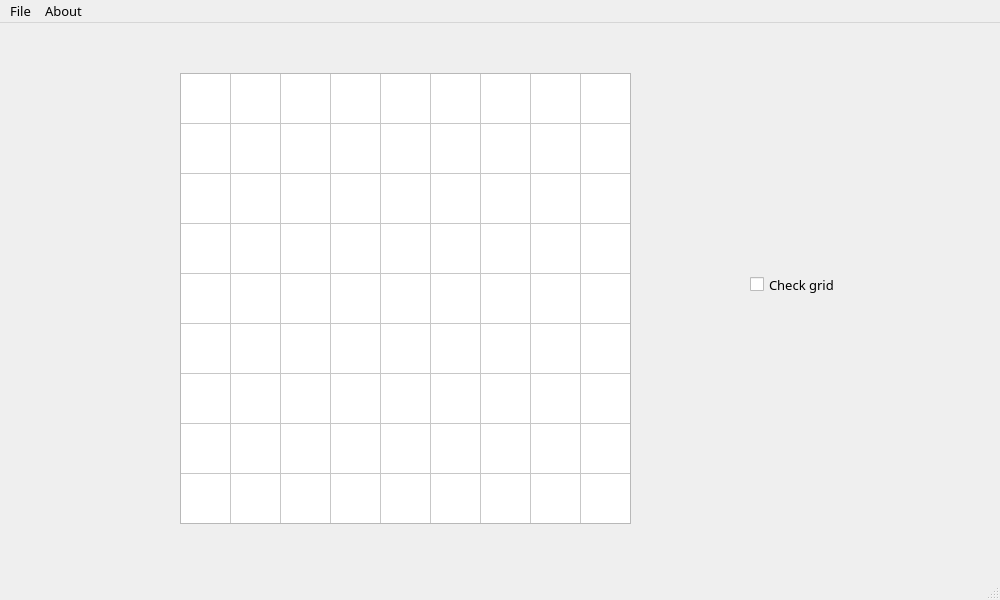
Qt form src/forms/sudokuwindow.ui (Gregoire-perso/skydocu) before a commit.
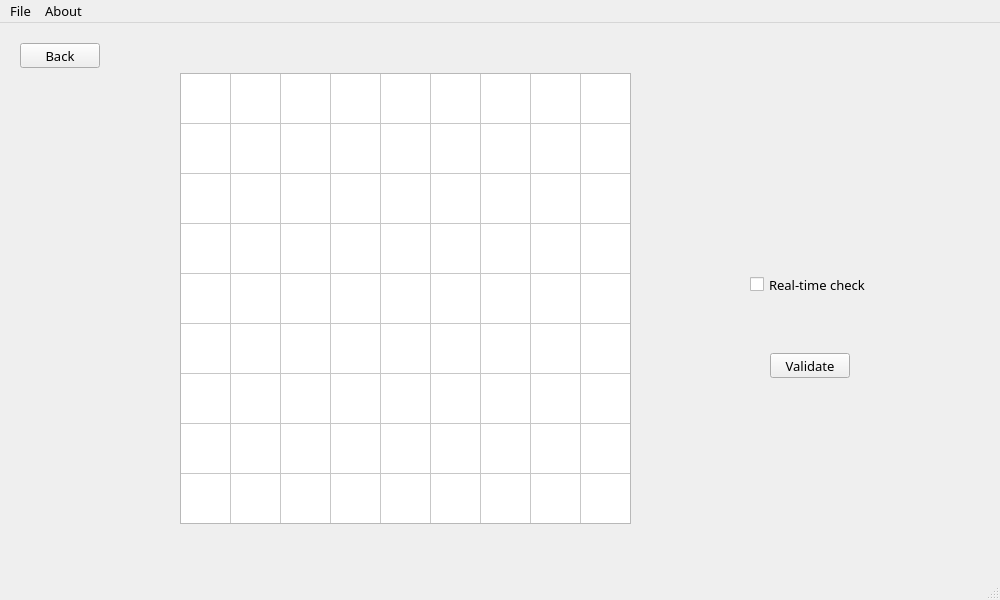
The same form after that commit.

Commit message: Ugh. Bad rebase.

```diff
--- a/src/forms/sudokuwindow.ui
+++ b/src/forms/sudokuwindow.ui
@@ -176,12 +176,38 @@
      <rect>
       <x>750</x>
       <y>250</y>
-      <width>101</width>
+      <width>141</width>
       <height>23</height>
      </rect>
     </property>
     <property name="text">
-     <string>Check grid</string>
+     <string>Real-time check</string>
+    </property>
+   </widget>
+   <widget class="QPushButton" name="validateButton">
+    <property name="geometry">
+     <rect>
+      <x>770</x>
+      <y>330</y>
+      <width>80</width>
+      <height>25</height>
+     </rect>
+    </property>
+    <property name="text">
+     <string>Validate</string>
+    </property>
+   </widget>
+   <widget class="QPushButton" name="backButton">
+    <property name="geometry">
+     <rect>
+      <x>20</x>
+      <y>20</y>
+      <width>80</width>
+      <height>25</height>
+     </rect>
+    </property>
+    <property name="text">
+     <string>Back</string>
     </property>
    </widget>
   </widget>
```
The commit also changes 2 other files.
